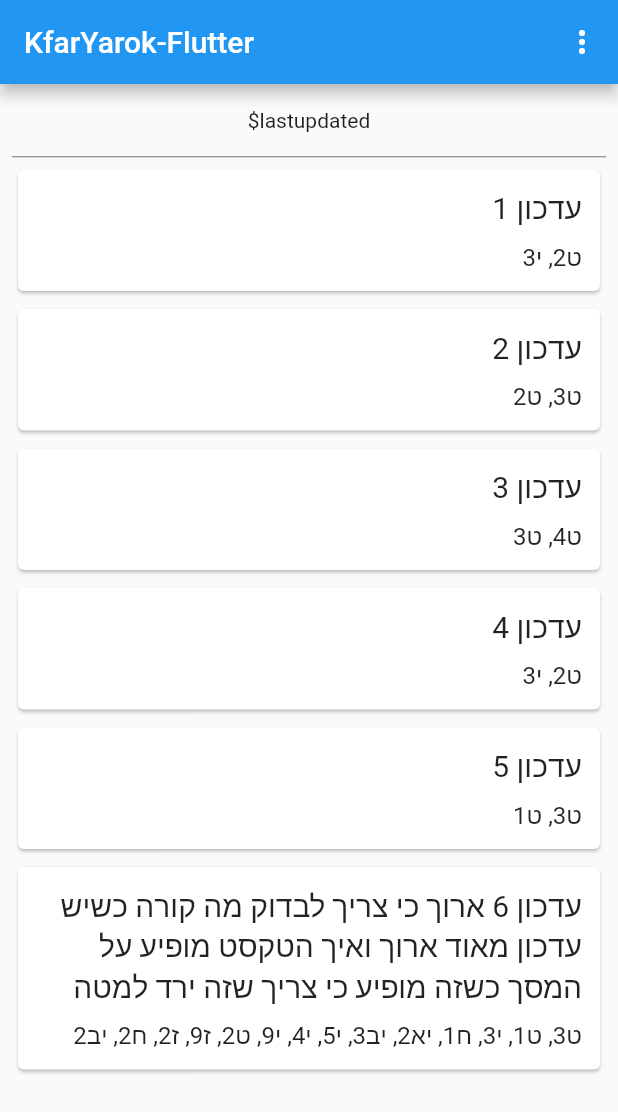
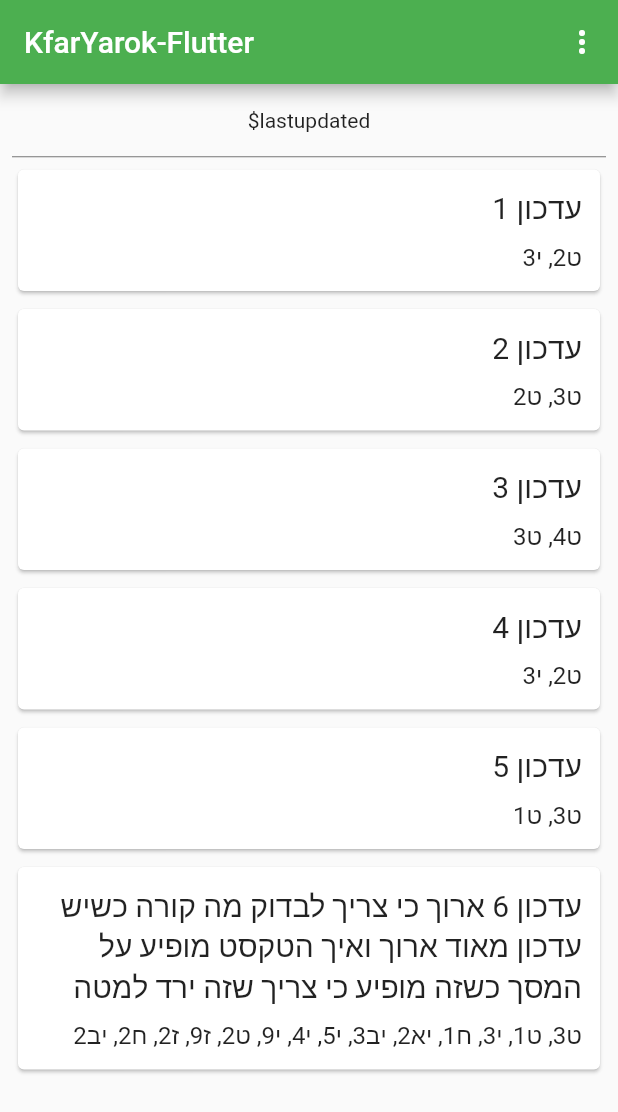
Before and after one commit to kfaryarok/kfaryarok-flutter, a Flutter app: the screen it shows after launch, on a phone screen of 412 x 824 dp. Shown: the top 1112 px of the screen. Run offline on Flutter 3.47's test engine with Material 2 defaults, Android fonts, the phone set to English and light mode, and no system bars.

Commit message:
Commented a bit of code to make it clearer

```diff
--- a/lib/main.dart
+++ b/lib/main.dart
@@ -9,7 +9,7 @@ class KfarYarokApp extends StatelessWidget {
     return new MaterialApp(
       title: 'KfarYarok-Flutter',
       theme: new ThemeData(
-        primarySwatch: Colors.blue,
+        primarySwatch: Colors.green,
       ),
       home: new KfarYarokHome(),
     );
@@ -25,22 +25,30 @@ class KfarYarokHomeState extends State<KfarYarokHome> {
   @override
   Widget build(BuildContext context) {
     return new Scaffold(
+      // AppBar
       appBar: new AppBar(
         title: new Text('KfarYarok-Flutter'),
         actions: <Widget>[buildBarMenu()],
       ),
+
+      // Body of the app
       body: new Container(
         margin: new EdgeInsets.symmetric(horizontal: 8.0),
         child: new Column(
           children: <Widget>[
+            // Text at the top that shows when updates were last synced
             new Container(
               margin: const EdgeInsetsDirectional.only(top: 16.0),
               child: new Text("\$lastupdated"),
             ),
+
+            // Divider between synced text and the updates themselves
             new Container(
               margin: const EdgeInsetsDirectional.only(top: 16.0),
               child: new Divider(color: Colors.grey[600], height: 1.0),
             ),
+
+            // ListView showing the updates
             new Expanded(
               child: new ListView.builder(
                 itemCount: getTestUpdates().length,
@@ -71,6 +79,7 @@ class KfarYarokHomeState extends State<KfarYarokHome> {
                 textDirection: TextDirection.rtl,
               ),
             ),
+
             // About menu button
             new PopupMenuItem<MenuValue>(
               value: MenuValue.about,
```
